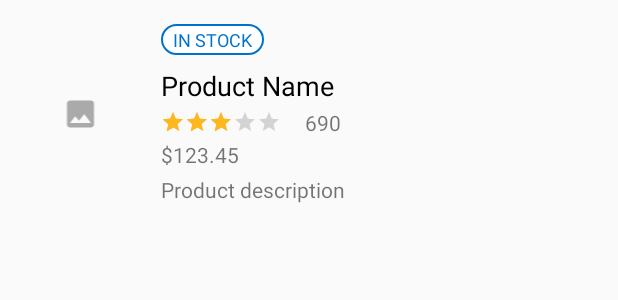
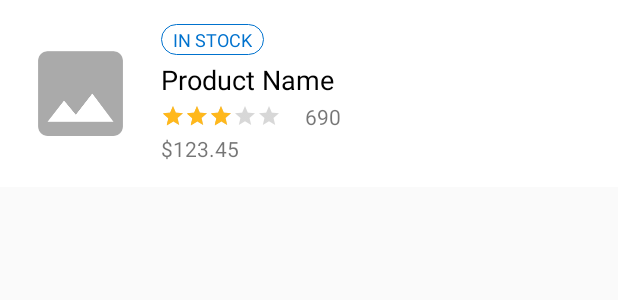
Before and after one commit to tpincumbe/PincumbeTimSamsChallenge, an Android app: the layout list_item_product.xml on its own in the app's theme, with its tools: preview values and no code run, on a phone screen of 412 x 824 dp. Shown: the top 300 px of the screen. Run offline under Robolectric (Android 15) with nearby library versions, the phone set to English and light mode, and no system bars.

Commit message:
Fixed product image sizes

```diff
--- a/app/src/main/res/drawable/rounded_border.xml
+++ b/app/src/main/res/drawable/rounded_border.xml
@@ -5,7 +5,7 @@
             <solid android:color="#ffffff"/>
             <corners android:radius="10dp" />
             <stroke
-                android:width="1dp"
+                android:width="0.5dp"
                 android:color="@color/colorPrimary"
                 />
         </shape>
--- a/app/src/main/res/layout/fragment_product_detail.xml
+++ b/app/src/main/res/layout/fragment_product_detail.xml
@@ -63,11 +63,12 @@
 
             <ImageView
                 android:id="@+id/imgProduct"
-                android:layout_width="wrap_content"
+                android:layout_width="0dp"
                 android:layout_height="wrap_content"
                 android:layout_marginTop="30dp"
                 android:contentDescription="@string/cd_product_image"
                 android:minHeight="150dp"
+                android:minWidth="150dp"
                 app:layout_constrainedHeight="true"
                 app:layout_constraintEnd_toEndOf="parent"
                 app:layout_constraintHeight_max="400dp"
--- a/app/src/main/res/layout/list_item_product.xml
+++ b/app/src/main/res/layout/list_item_product.xml
@@ -7,13 +7,15 @@
         android:id="@+id/layoutProduct"
         android:layout_width="match_parent"
         android:layout_height="wrap_content"
-        android:padding="@dimen/default_margin">
+        android:padding="@dimen/default_margin"
+        android:background="@android:color/white">
 
         <ImageView
             android:id="@+id/imgProduct"
             android:layout_width="75dp"
-            android:layout_height="wrap_content"
+            android:layout_height="0dp"
             android:contentDescription="@string/cd_product_image"
+            android:minHeight="75dp"
             app:layout_constrainedHeight="true"
             app:layout_constraintBottom_toBottomOf="parent"
             app:layout_constraintHeight_max="100dp"
@@ -27,7 +29,7 @@
             style="@style/ProductListChip"
             android:layout_width="wrap_content"
             android:layout_height="wrap_content"
-            android:layout_marginBottom="8dp"
+            android:layout_marginBottom="4dp"
             android:background="@drawable/rounded_border"
             android:text="@string/in_stock"
             android:visibility="@{product.inStock ? View.VISIBLE : View.GONE}"
@@ -41,12 +43,12 @@
             android:layout_width="wrap_content"
             android:layout_height="wrap_content"
             android:layout_marginStart="@dimen/spacing_margin"
-            app:productHtml="@{product.productName}"
             app:layout_constraintBottom_toTopOf="@+id/ratingProduct"
             app:layout_constraintEnd_toEndOf="parent"
             app:layout_constraintHorizontal_bias="0.0"
             app:layout_constraintStart_toEndOf="@+id/imgProduct"
             app:layout_constraintTop_toBottomOf="@+id/txtInStock"
+            app:productHtml="@{product.productName}"
             tools:text="Product Name" />
 
         <androidx.appcompat.widget.AppCompatRatingBar
@@ -86,6 +88,7 @@
             android:layout_width="wrap_content"
             android:layout_height="wrap_content"
             android:layout_marginTop="@dimen/spacing_margin_top"
+            android:visibility="gone"
             app:layout_constraintBottom_toBottomOf="parent"
             app:layout_constraintEnd_toEndOf="parent"
             app:layout_constraintHorizontal_bias="0.0"
```
